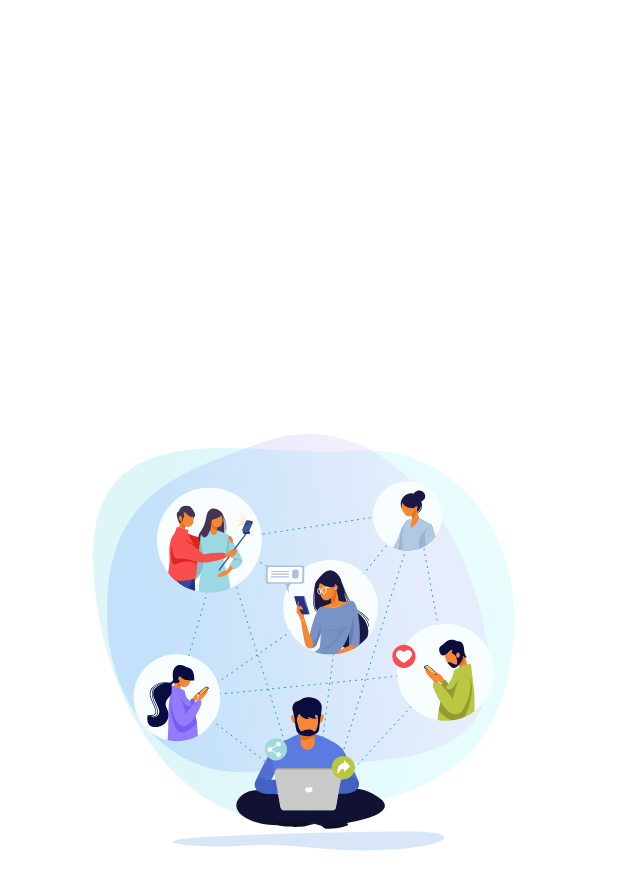
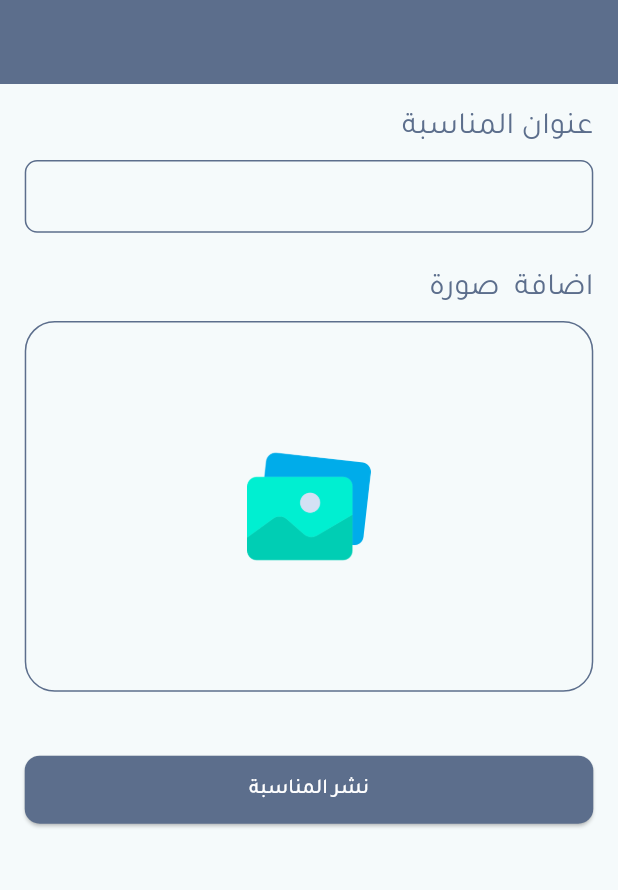
Before and after one commit to MahmoudRede/news_last_app, a Flutter app: the screen it shows after launch, on a phone screen of 412 x 824 dp. Shown: the top 890 px of the screen. Run offline on Flutter 3.47's test engine with Material 3 defaults, Android fonts, the phone set to English and light mode, and no system bars; drawn by our look-alikes of modal_progress_hud_nsn; our stand-ins replace cached_network_image, cloud_firestore, firebase_auth, firebase_core, firebase_storage, flutter_bloc and 9 more; missing offline and left inert: svg_flutter; accounts and stored records are empty; project files that could hold a hidden picture were left out.

Commit message:
add event screen and cubit

```diff
--- /dev/null
+++ b/lib/business_logic/eventsCubit/events_states.dart
@@ -0,0 +1,19 @@
+
+abstract class EventsState {}
+class EventsInitial extends EventsState {}
+class EventsImagePickerLoadingState extends EventsState {}
+class EventsImagePickerSuccessState extends EventsState {}
+class EventsImagePickerFailureState extends EventsState {}
+class RemoveEventsImageState extends EventsState {}
+class UploadEventsImageLoadingState extends EventsState {}
+class UploadEventsImageSuccessState extends EventsState {}
+class UploadEventsImageFailureState extends EventsState {}
+class AddEventsLoadingState extends EventsState {}
+class AddEventsSuccessState extends EventsState {}
+class AddEventsFailureState extends EventsState {}
+class GetEventsLoadingState extends EventsState {}
+class GetEventsSuccessState extends EventsState {}
+class GetEventsFailureState extends EventsState {
+  final String error;
+  GetEventsFailureState(this.error);
+}
--- a/lib/main.dart
+++ b/lib/main.dart
@@ -3,6 +3,7 @@ import 'package:flutter/cupertino.dart';
 import 'package:flutter_bloc/flutter_bloc.dart';
 import 'package:flutter_localizations/flutter_localizations.dart';
 import 'package:get/get.dart';
+import 'package:news_last_app/presentation/screens/addEventScreen/Screen/add_event_screen.dart';
 import 'package:news_last_app/presentation/screens/app_layout/app_layout.dart';
 import 'package:news_last_app/presentation/screens/on_boarding_view/widgets/onboarding_constants.dart';
 import 'package:news_last_app/presentation/screens/splash_view/splash_view.dart';
@@ -76,7 +77,7 @@ class MyApp extends StatelessWidget {
               }
               return supportLang.first;
             },
-              home: const SplashView(),
+              home: const AddEventScreen(),
           );
         },
       ),
--- /dev/null
+++ b/lib/presentation/screens/addEventScreen/Screen/add_event_screen.dart
@@ -0,0 +1,174 @@
+import 'package:flutter/material.dart';
+import 'package:flutter_bloc/flutter_bloc.dart';
+import 'package:modal_progress_hud_nsn/modal_progress_hud_nsn.dart';
+import 'package:news_last_app/business_logic/eventsCubit/events_cubit.dart';
+import 'package:news_last_app/business_logic/eventsCubit/events_states.dart';
+import 'package:news_last_app/presentation/widgets/default_button.dart';
+import 'package:news_last_app/presentation/widgets/default_text_field.dart';
+import '../../../../../generated/assets.dart';
+import '../../../../../styles/app_size/app_size_config.dart';
+import '../../../../../styles/color_manager/color_manager.dart';
+
+class AddEventScreen extends StatelessWidget {
+  const AddEventScreen({super.key});
+
+  @override
+  Widget build(BuildContext context) {
+    var titleController = TextEditingController();
+
+    GlobalKey<FormState> formKey = GlobalKey<FormState>();
+    return BlocProvider(
+      create: (context) => EventsCubit(),
+      child: BlocConsumer<EventsCubit, EventsState>(
+        listener: (context, state) {},
+        builder: (context, state) {
+          var cubit = EventsCubit.get(context);
+          return ModalProgressHUD(
+            inAsyncCall: (state is UploadEventsImageLoadingState || state is AddEventsLoadingState)?true:false,
+            progressIndicator:const Center(child: CircularProgressIndicator(),),
+            child: Scaffold(
+              appBar: AppBar(),
+
+              body: SingleChildScrollView(
+                child: Padding(
+                  padding: EdgeInsets.all(SizeConfig.height * 0.02),
+                  child: Form(
+                    key: formKey,
+                    child: Column(
+                      children: [
+
+                        /// event title
+                        Align(
+                          alignment: Alignment.topRight,
+                          child: Text('عنوان المناسبة',
+                              style: Theme.of(context).textTheme.titleLarge!.copyWith(
+                                  fontSize: SizeConfig.height * 0.025,
+                                  color: ColorManager.primaryColor)),
+                        ),
+                        SizedBox(height: SizeConfig.height * 0.01),
+                        DefaultTextField(
+                            controller: titleController,
+                            hintText: '',
+                            validator: (validator) {
+                              if (validator!.trim() == '') {
+                                return '!!';
+                              }
+                              return null;
+                            },
+                            keyboardType: TextInputType.text,
+                            textInputAction: TextInputAction.next,
+                            onTap: () {}),
+
+                        SizedBox(height: SizeConfig.height * 0.03,),
+
+
+                        /// event image
+                        Align(
+                          alignment: Alignment.centerRight,
+                          child: Text('اضافة  صورة',
+                              style: Theme.of(context).textTheme.titleLarge!.copyWith(
+                                  fontSize: SizeConfig.height * 0.025,
+                                  color: ColorManager.primaryColor)),
+                        ),
+
+                        SizedBox(height: SizeConfig.height * 0.01),
+                        if (cubit.eventImage != null)
+                          Card(
+                            elevation: 10,
+                            clipBehavior: Clip.antiAliasWithSaveLayer,
+                            margin: const EdgeInsets.only(
+                              bottom: 10.0,
+                            ),
+                            child: Stack(
+                              alignment: AlignmentDirectional.topEnd,
+                              children: [
+                                Image(
+                                  image: FileImage(cubit.eventImage!),
+                                  fit: BoxFit.cover,
+                                  width: double.infinity,
+                                ),
+                                Padding(
+                                  padding: const EdgeInsets.all(8.0),
+                                  child: CircleAvatar(
+                                    backgroundColor: Colors.grey.withOpacity(0.3),
+                                    radius: 18,
+                                    child: IconButton(
+                                        splashRadius: 30.0,
+                                        onPressed: () {
+                                          cubit.removeImage();
+                                        },
+                                        icon: const Icon(
+                                          Icons.close,
+                                          color: Colors.white,
+                                          size: 18.0,
+                                        )),
+                                  ),
+                                ),
+                              ],
+                            ),
+                          ),
+                        if (cubit.eventImage == null)
+                          GestureDetector(
+                            onTap: () {
+                              cubit.pickImage();
+                            },
+                            child: Container(
+                              width: SizeConfig.width,
+                              height: SizeConfig.height * 0.3,
+                              decoration: BoxDecoration(
+                                border: Border.all(
+                                  color: ColorManager.primaryColor,
+                                  width: 1,
+                                  style: BorderStyle.values[1],
+                                ),
+                                borderRadius:
+                                const BorderRadius.all(Radius.circular(20)),
+                              ),
+                              child: Center(
+                                child: Image.asset(
+                                  Assets.uploadImage,
+                                  width: SizeConfig.width * 0.8,
+                                  height: SizeConfig.height * 0.1,
+                                ),
+                              ),
+                            ),
+                          ),
+
+
+                        SizedBox(height: SizeConfig.height * 0.05,),
+
+
+                        /// upload event button
+                        defaultButton(
+                            onPressed: () {
+                              if (formKey.currentState!.validate()) {
+                                if (cubit.eventImage == null) {
+                                  cubit.addEventPost(title: titleController.text,);
+                                } else {
+                                  cubit.uploadEventImage(title: titleController.text);
+                                }
+                              }
+                            },
+                            backGroundColor: ColorManager.primaryColor,
+                            height: SizeConfig.height * 0.055,
+                            width: double.infinity,
+                            content: const Text(
+                              'نشر المناسبة',
+                              style: TextStyle(color: Colors.white),
+                            )
+                        ),
+
+
+                      ],
+                    ),
+                  ),
+                ),
+              ),
+
+            ),
+          );
+        },
+      ),
+    );
+  }
+}
--- /dev/null
+++ b/lib/presentation/screens/addEventScreen/models/Event_item_model.dart
@@ -0,0 +1,18 @@
+class EventItemModel {
+  String? image, title;
+
+  EventItemModel(
+      {this.image, required this.title});
+
+  EventItemModel.fromJson(Map<String, dynamic> json) {
+    image = json['image']??"";
+    title = json['title']??"";
+  }
+
+  Map<String, dynamic> toMap() {
+    return {
+      'image': image??"",
+      'title': title??"",
+    };
+  }
+}
```
Also changed, not shown: lib/business_logic/eventsCubit/events_cubit.dart (added, +118 -0 lines).
